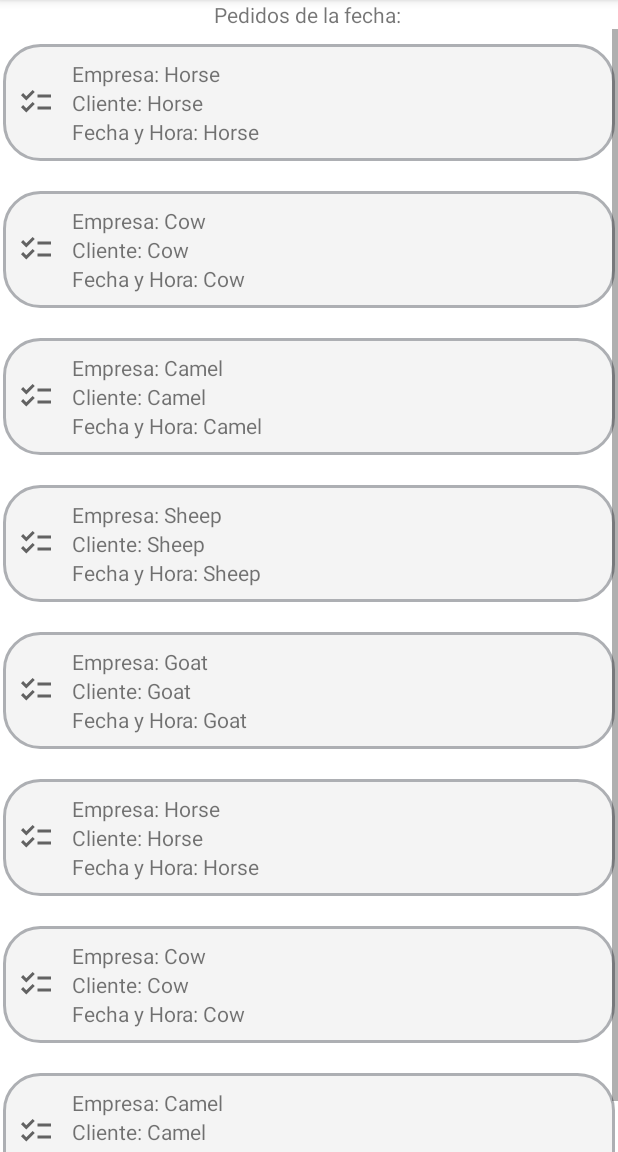
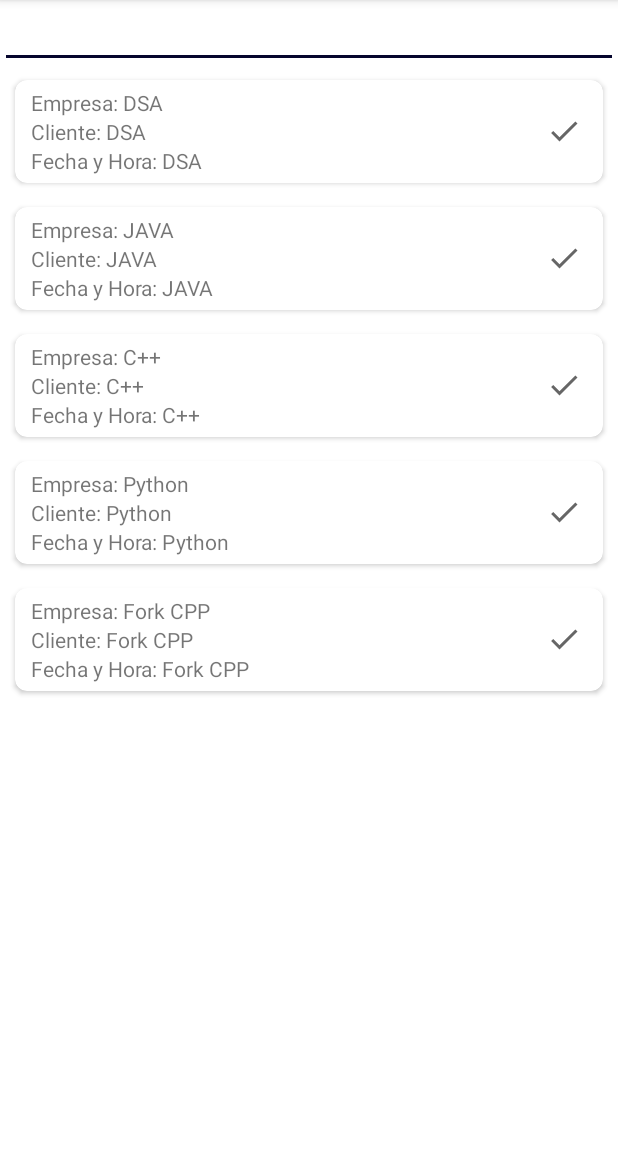
Before and after one commit to Martin-Ball/PreventApp2, an Android app: the fragment OrdersFragment shown on its own in the app's theme, on a phone screen of 412 x 824 dp, the part 84-1236 px from its top. Run offline under Robolectric (Android 15) with nearby library versions, the phone set to English and light mode, and no system bars; our stand-ins replace Firebase (no records; nobody signed in at launch, a user with empty details on screens opened directly); 4 statements that could not run were skipped.

Commit message:
SearchView add to fragmentOrders

```diff
--- a/app/src/main/java/com/martin/preventapp/ui/orders_sent/FragmentSpinnerSearchableClient.java
+++ b/app/src/main/java/com/martin/preventapp/ui/orders_sent/FragmentSpinnerSearchableClient.java
@@ -91,6 +91,9 @@ public class FragmentSpinnerSearchableClient extends Fragment {
         //EditText for DatePicker
 
         EditText etPlannedDate = (EditText) root.findViewById(R.id.etPlannedDate);
+
+        OrdersSentFragment ordersSentFragment = new OrdersSentFragment();
+
         etPlannedDate.setOnClickListener(new View.OnClickListener() {
             @Override
             public void onClick(View view) {
@@ -104,15 +107,16 @@ public class FragmentSpinnerSearchableClient extends Fragment {
                     @Override
                     public void onDateSet(android.widget.DatePicker datePicker, int year, int monthOfYear, int dayOfMonth) {
                         DateSelected = dayOfMonth + "/" + (monthOfYear + 1) + "/" + year;
+                        ordersSentFragment.DateSelected = DateSelected;
                         etPlannedDate.setText(DateSelected);
 
                         if(!ordersFragment.isAdded()) {
-                            addFragmentOrders(ordersFragment, fragmentManager, DateSelected);
+                            addFragmentOrders(ordersFragment, fragmentManager, ordersSentFragment.DateSelected);
                         }
 
-                        if (ordersFragment.isAdded()){
-                            removeFragmentOrders(fragmentManager, DateSelected);
-                        }
+                        /*if (ordersFragment.isAdded()){
+                            updateFragmentOrders(fragmentManager, DateSelected);
+                        }*/
                     }
                 }, year, month, day);
                 picker.show();
@@ -127,21 +131,15 @@ public class FragmentSpinnerSearchableClient extends Fragment {
     }
 
     private void addFragmentOrders(OrdersFragment ordersFragment, FragmentManager fragmentManager, String DateSelected){
-        Bundle bundle = new Bundle();
+        /*Bundle bundle = new Bundle();
         bundle.putString("DateSelected", DateSelected);
-        ordersFragment.setArguments(bundle);
+        ordersFragment.setArguments(bundle);*/
 
         FragmentTransaction fragmentTransaction = fragmentManager.beginTransaction();
         fragmentTransaction.add(R.id.fragment_orders_container, ordersFragment);
         fragmentTransaction.commit();
     }
 
-    private void removeFragmentOrders(FragmentManager fragmentManager, String DateSelected){
-
-        OrdersFragment ordersFragment = new OrdersFragment();
-
-        ordersFragment.onDestroyView();
-
-        addFragmentOrders(ordersFragment, fragmentManager, DateSelected);
+    private void updateFragmentOrders(FragmentManager fragmentManager, String DateSelected){
     }
 }
--- a/app/src/main/java/com/martin/preventapp/ui/orders_sent/OrdersSentFragment.java
+++ b/app/src/main/java/com/martin/preventapp/ui/orders_sent/OrdersSentFragment.java
@@ -31,9 +31,9 @@ public class OrdersSentFragment extends Fragment {
     private OrdersSentViewModel ordersSentViewModel;
     private FragmentOrdersSentBinding binding;
 
-    private String CompanySelected = "";
-    private String SelectedClient;
-    private String DateSelected = "";
+    public String CompanySelected = "";
+    public String SelectedClient;
+    public String DateSelected = "";
 
     public View onCreateView(@NonNull LayoutInflater inflater,
                              ViewGroup container, Bundle savedInstanceState) {
--- /dev/null
+++ b/app/src/main/java/com/martin/preventapp/ui/orders_sent/fragment_orders/InfoOrders.java
@@ -0,0 +1,32 @@
+package com.martin.preventapp.ui.orders_sent.fragment_orders;
+
+public class InfoOrders {
+
+    // variables for our course
+    // name and description.
+    private String courseName;
+    private String courseDescription;
+
+    // creating constructor for our variables.
+    public InfoOrders(String courseName, String courseDescription) {
+        this.courseName = courseName;
+        this.courseDescription = courseDescription;
+    }
+
+    // creating getter and setter methods.
+    public String getCourseName() {
+        return courseName;
+    }
+
+    public void setCourseName(String courseName) {
+        this.courseName = courseName;
+    }
+
+    public String getCourseDescription() {
+        return courseDescription;
+    }
+
+    public void setCourseDescription(String courseDescription) {
+        this.courseDescription = courseDescription;
+    }
+}
--- a/app/src/main/java/com/martin/preventapp/ui/orders_sent/fragment_orders/OrdersFragment.java
+++ b/app/src/main/java/com/martin/preventapp/ui/orders_sent/fragment_orders/OrdersFragment.java
@@ -1,13 +1,18 @@
 package com.martin.preventapp.ui.orders_sent.fragment_orders;
 
+import android.content.Context;
 import android.os.Bundle;
 import androidx.annotation.NonNull;
 import androidx.fragment.app.Fragment;
 import androidx.recyclerview.widget.LinearLayoutManager;
 import androidx.recyclerview.widget.RecyclerView;
+
+import android.text.Editable;
+import android.text.TextWatcher;
 import android.view.LayoutInflater;
 import android.view.View;
 import android.view.ViewGroup;
+import android.widget.EditText;
 import android.widget.TextView;
 import android.widget.Toast;
 
@@ -18,9 +23,12 @@ import com.google.firebase.firestore.DocumentSnapshot;
 import com.google.firebase.firestore.FirebaseFirestore;
 import com.martin.preventapp.R;
 import com.martin.preventapp.databinding.FragmentOrdersBinding;
+import com.martin.preventapp.firebase.Order;
+import com.martin.preventapp.ui.orders_sent.OrdersSentFragment;
 
 import java.util.ArrayList;
 import java.util.HashMap;
+import java.util.List;
 
 public class OrdersFragment extends Fragment {
 
@@ -37,9 +45,11 @@ public class OrdersFragment extends Fragment {
 
     private String DateSelected = "";
 
-    private RecyclerView recyclerView;
+    private RecyclerView recyclerViewOrders;
 
-    @Override
+    private ArrayList<InfoOrders> TextOrders;
+
+
     public View onCreateView(LayoutInflater inflater, ViewGroup container,
                              Bundle savedInstanceState) {
         binding = FragmentOrdersBinding.inflate(inflater, container, false);
@@ -51,8 +61,11 @@ public class OrdersFragment extends Fragment {
             DateSelected = bundle.getString("DateSelected");
         }
 
-        TextView TVDateOrders = root.findViewById(R.id.TVDateOrders);
-        TVDateOrders.setText("Pedidos de la fecha: " + DateSelected);
+        OrdersSentFragment ordersSentFragment = new OrdersSentFragment();
+
+        //TextView TVDateOrders = root.findViewById(R.id.TVDateOrders);
+        //Toast.makeText(root.getContext(), ordersSentFragment.DateSelected, Toast.LENGTH_SHORT).show();
+        //TVDateOrders.setText("Pedidos de la fecha: " + ordersSentFragment.DateSelected);
 
         //User:  [HASHMAP]
         //{"Orders"={"Ideas Gastronomicas"={"12"={"19-02-2022 20:26"={"1"={"Product6", "4"}}}}}}
@@ -70,7 +83,6 @@ public class OrdersFragment extends Fragment {
         //{"Product6", "4"}
 
         //When i use get(0) the result is Product6
-
 
         FirebaseUser currentFirebaseUser = FirebaseAuth.getInstance().getCurrentUser();
 
@@ -97,50 +109,94 @@ public class OrdersFragment extends Fragment {
             }
         });
 
-                // data to populate the RecyclerView with
-                ArrayList<String> animalNames = new ArrayList<>();
+        // initializing our variables.
+        recyclerViewOrders = root.findViewById(R.id.rvOrders);
 
-                animalNames.clear();
+        EditText editText = root.findViewById(R.id.ETDate);
 
-                animalNames.add("Horse");
-                animalNames.add("Cow");
-                animalNames.add("Camel");
-                animalNames.add("Sheep");
-                animalNames.add("Goat");
-                animalNames.add("Horse");
-                animalNames.add("Cow");
-                animalNames.add("Camel");
-                animalNames.add("Sheep");
-                animalNames.add("Goat");
-                animalNames.add("Horse");
-                animalNames.add("Cow");
-                animalNames.add("Camel");
-                animalNames.add("Sheep");
-                animalNames.add("Goat");
-                animalNames.add("Horse");
-                animalNames.add("Cow");
-                animalNames.add("Camel");
-                animalNames.add("Sheep");
-                animalNames.add("Goat");
+        editText.addTextChangedListener(new TextWatcher() {
+            @Override
+            public void beforeTextChanged(CharSequence charSequence, int i, int i1, int i2) {
 
-                // set up the RecyclerView
+            }
 
-                recyclerView = root.findViewById(R.id.rv2);
-                recyclerView.setLayoutManager(new LinearLayoutManager(root.getContext()));
-                adapter = new RecyclerViewAdapterOrders(root.getContext(), animalNames);
-                adapter.setClickListener(new RecyclerViewAdapterOrders.ItemClickListener() {
-                    @Override
-                    public void onItemClick(View view, int position) {
-                        Toast.makeText(getContext(), "Tocaste el item: " + position, Toast.LENGTH_SHORT).show();
-                    }
-                });
-                recyclerView.setAdapter(adapter);
+            @Override
+            public void onTextChanged(CharSequence charSequence, int i, int i1, int i2) {
+                filter(charSequence.toString());
+            }
+
+            @Override
+            public void afterTextChanged(Editable editable) {
+
+            }
+        });
+
+        // calling method to
+        // build recycler view.
+        buildRecyclerView();
+
+        // initializing our adapter class.
+        adapter = new RecyclerViewAdapterOrders(TextOrders, root.getContext());
+
+        adapter.setClickListener(new RecyclerViewAdapterOrders.ItemClickListener() {
+            @Override
+            public void onItemClick(View view, int position) {
+                Toast.makeText(root.getContext(), "Tocaste el item: " + position, Toast.LENGTH_SHORT).show();
+            }
+        });
+
+        // adding layout manager to our recycler view.
+        LinearLayoutManager manager = new LinearLayoutManager(root.getContext());
+        recyclerViewOrders.setHasFixedSize(true);
+
+        // setting layout manager
+        // to our recycler view.
+        recyclerViewOrders.setLayoutManager(manager);
+
+        // setting adapter to
+        // our recycler view.
+        recyclerViewOrders.setAdapter(adapter);
+
 
         // Inflate the layout for this fragment
         return root;
     }
 
-    public void onDestroyView(){
-        super.onDestroyView();
+    private void filter(String text) {
+        // creating a new array list to filter our data.
+        ArrayList<InfoOrders> filteredlist = new ArrayList<>();
+
+        // running a for loop to compare elements.
+        for (InfoOrders item : TextOrders) {
+            // checking if the entered string matched with any item of our recycler view.
+            if (item.getCourseName().toLowerCase().contains(text.toLowerCase())) {
+                // if the item is matched we are
+                // adding it to our filtered list.
+                filteredlist.add(item);
+            }
+        }
+        if (filteredlist.isEmpty()) {
+            // if no item is added in filtered list we are
+            // displaying a toast message as no data found.
+            Toast.makeText(getContext(), "No Data Found..", Toast.LENGTH_SHORT).show();
+        } else {
+            // at last we are passing that filtered
+            // list to our adapter class.
+            adapter.filterList(filteredlist);
+        }
     }
+
+    private void buildRecyclerView() {
+
+        // below line we are creating a new array list
+        TextOrders = new ArrayList<>();
+
+        // below line is to add data to our array list.
+        TextOrders.add(new InfoOrders("DSA", "DSA Self Paced Course"));
+        TextOrders.add(new InfoOrders("JAVA", "JAVA Self Paced Course"));
+        TextOrders.add(new InfoOrders("C++", "C++ Self Paced Course"));
+        TextOrders.add(new InfoOrders("Python", "Python Self Paced Course"));
+        TextOrders.add(new InfoOrders("Fork CPP", "Fork CPP Self Paced Course"));
+    }
+
 }
--- a/app/src/main/java/com/martin/preventapp/ui/orders_sent/fragment_orders/RecyclerViewAdapterOrders.java
+++ b/app/src/main/java/com/martin/preventapp/ui/orders_sent/fragment_orders/RecyclerViewAdapterOrders.java
@@ -4,25 +4,39 @@ import android.content.Context;
 import android.view.LayoutInflater;
 import android.view.View;
 import android.view.ViewGroup;
+import android.widget.Adapter;
 import android.widget.TextView;
 
 import androidx.annotation.NonNull;
+import androidx.appcompat.view.menu.MenuView;
 import androidx.recyclerview.widget.RecyclerView;
 
 import com.martin.preventapp.R;
 
+import java.util.ArrayList;
 import java.util.List;
 
 public class RecyclerViewAdapterOrders extends RecyclerView.Adapter<RecyclerViewAdapterOrders.ViewHolder> {
 
-    private List<String> mData;
+    //private List<String> mData;
+    private ArrayList<InfoOrders> mData;
     private LayoutInflater mInflater;
     private ItemClickListener mClickListener;
 
     // data is passed into the constructor
-    RecyclerViewAdapterOrders(Context context, List<String> data) {
+    RecyclerViewAdapterOrders(ArrayList<InfoOrders> courseModalArrayList, Context context) {
         this.mInflater = LayoutInflater.from(context);
-        this.mData = data;
+        this.mData = courseModalArrayList;
+    }
+
+    // method for filtering our recyclerview items.
+    public void filterList(ArrayList<InfoOrders> filterllist) {
+        // below line is to add our filtered
+        // list in our course array list.
+        mData = filterllist;
+        // below line is to notify our adapter
+        // as change in recycler view data.
+        notifyDataSetChanged();
     }
 
     // inflates the row layout from xml when needed
@@ -35,10 +49,12 @@ public class RecyclerViewAdapterOrders extends RecyclerView.Adapter<RecyclerView
     // binds the data to the TextView in each row
     @Override
     public void onBindViewHolder(ViewHolder holder, int position) {
-        String Company = mData.get(position);
-        holder.company.append(Company);
-        holder.client.append(Company);
-        holder.dateAndHour.append(Company);
+        // setting data to our views of recycler view.
+        InfoOrders modal = mData.get(position);
+
+        holder.company.setText("Empresa: " + modal.getCourseName());
+        holder.client.setText("Cliente: " + modal.getCourseName());
+        holder.dateAndHour.setText("Fecha y Hora: " + modal.getCourseName());
     }
 
     // total number of rows
@@ -72,9 +88,9 @@ public class RecyclerViewAdapterOrders extends RecyclerView.Adapter<RecyclerView
     }
 
     // convenience method for getting data at click position
-    String getItem(int id) {
+    /*String getItem(int id) {
         return mData.get(id);
-    }
+    }*/
 
     // allows clicks events to be caught
     void setClickListener(ItemClickListener itemClickListener) {
@@ -86,7 +102,5 @@ public class RecyclerViewAdapterOrders extends RecyclerView.Adapter<RecyclerView
         void onItemClick(View view, int position);
     }
 
-    public void onDetachedFromRecyclerView(@NonNull RecyclerView recyclerView){
-        super.onDetachedFromRecyclerView(recyclerView);
-    }
+
 }
--- a/app/src/main/res/layout/fragment_orders.xml
+++ b/app/src/main/res/layout/fragment_orders.xml
@@ -13,11 +13,12 @@
         android:gravity="center"
         android:orientation="vertical">
 
-        <TextView
-            android:id="@+id/TVDateOrders"
+        <EditText
+            android:id="@+id/ETDate"
             android:layout_width="match_parent"
             android:layout_height="wrap_content"
-            android:gravity="center" />
+            android:gravity="center"
+            tools:ignore="SpeakableTextPresentCheck" />
 
         <ScrollView
             android:layout_width="match_parent"
@@ -29,7 +30,7 @@
                 android:orientation="vertical" >
 
                 <androidx.recyclerview.widget.RecyclerView
-                    android:id="@+id/rv2"
+                    android:id="@+id/rvOrders"
                     android:layout_width="match_parent"
                     android:layout_height="match_parent"
                     android:paddingLeft="2dp"
--- a/app/src/main/res/layout/recyclerview_row.xml
+++ b/app/src/main/res/layout/recyclerview_row.xml
@@ -1,48 +1,65 @@
 <?xml version="1.0" encoding="utf-8"?>
-<LinearLayout xmlns:android="http://schemas.android.com/apk/res/android"
+<androidx.cardview.widget.CardView
+    xmlns:android="http://schemas.android.com/apk/res/android"
     xmlns:app="http://schemas.android.com/apk/res-auto"
-    android:id="@+id/rvAnimals"
     android:layout_width="match_parent"
     android:layout_height="wrap_content"
-    android:layout_marginTop="10dp"
-    android:layout_marginBottom="10dp"
-    android:background="@drawable/shape"
-    android:padding="10dp">
+    android:layout_margin="8dp"
+    android:elevation="8dp"
+    app:cardCornerRadius="8dp">
 
-    <ImageView
-        android:id="@+id/imageView2"
-        android:layout_width="wrap_content"
+    <RelativeLayout
+        android:layout_width="match_parent"
         android:layout_height="wrap_content"
-        android:layout_gravity="center"
-        app:srcCompat="@drawable/ic_checklist" />
+        android:paddingStart="5dp"
+        android:paddingTop="5dp"
+        android:paddingEnd="5dp"
+        android:paddingBottom="5dp">
 
-    <Space
-        android:layout_width="30dp"
-        android:layout_height="55dp"
-        android:layout_weight="1" />
+        <LinearLayout
+            android:layout_width="384dp"
+            android:layout_height="wrap_content"
+            android:orientation="vertical">
 
-    <LinearLayout
-        android:layout_width="352dp"
-        android:layout_height="wrap_content"
-        android:orientation="vertical">
+            <LinearLayout
+                android:layout_width="376dp"
+                android:layout_height="wrap_content"
+                android:orientation="horizontal"
+                android:paddingStart="5dp">
 
-        <TextView
-            android:id="@+id/company"
-            android:layout_width="match_parent"
-            android:layout_height="wrap_content"
-            android:text="Empresa: " />
+                <LinearLayout
+                    android:layout_width="343dp"
+                    android:layout_height="wrap_content"
+                    android:orientation="vertical">
 
-        <TextView
-            android:id="@+id/client"
-            android:layout_width="match_parent"
-            android:layout_height="match_parent"
-            android:text="Cliente: " />
+                    <TextView
+                        android:id="@+id/company"
+                        android:layout_width="wrap_content"
+                        android:layout_height="wrap_content"
+                        android:text="Empresa: " />
 
-        <TextView
-            android:id="@+id/dateAndHour"
-            android:layout_width="match_parent"
-            android:layout_height="wrap_content"
-            android:text="Fecha y Hora: " />
-    </LinearLayout>
+                    <TextView
+                        android:id="@+id/client"
+                        android:layout_width="wrap_content"
+                        android:layout_height="match_parent"
+                        android:text="Cliente: " />
 
-</LinearLayout>
+                    <TextView
+                        android:id="@+id/dateAndHour"
+                        android:layout_width="wrap_content"
+                        android:layout_height="wrap_content"
+                        android:text="Fecha y Hora: " />
+                </LinearLayout>
+
+                <ImageView
+                    android:id="@+id/imageView2"
+                    android:layout_width="wrap_content"
+                    android:layout_height="wrap_content"
+                    android:layout_gravity="center"
+                    app:srcCompat="@drawable/ic_check" />
+            </LinearLayout>
+        </LinearLayout>
+
+    </RelativeLayout>
+
+</androidx.cardview.widget.CardView>
```
